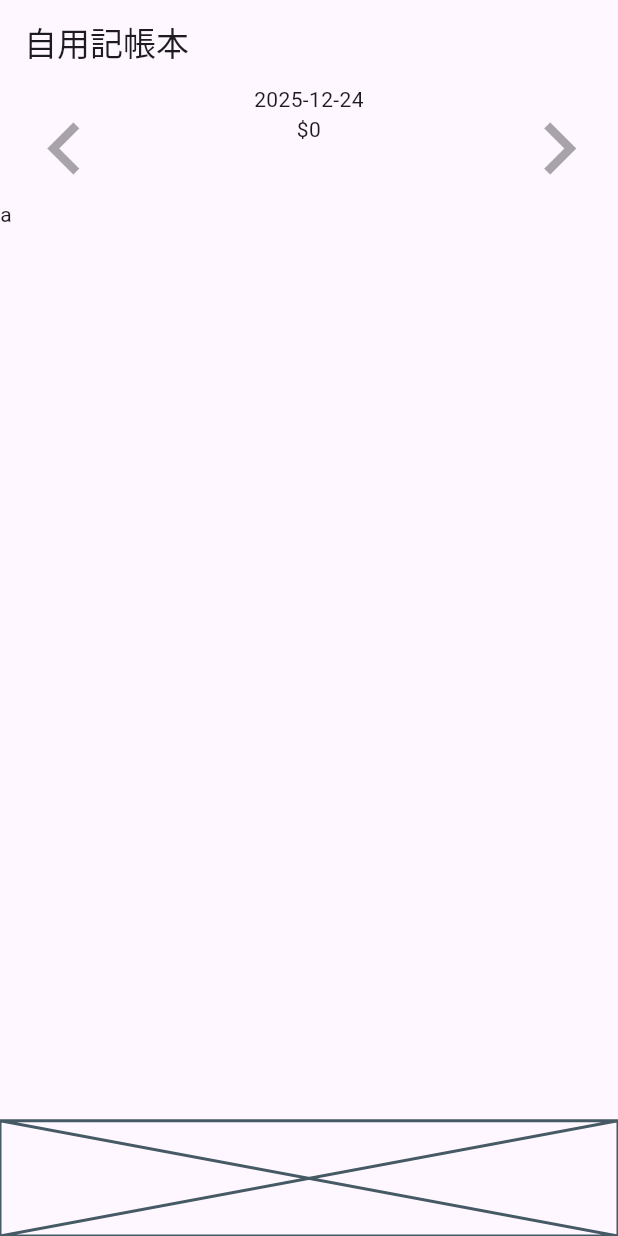
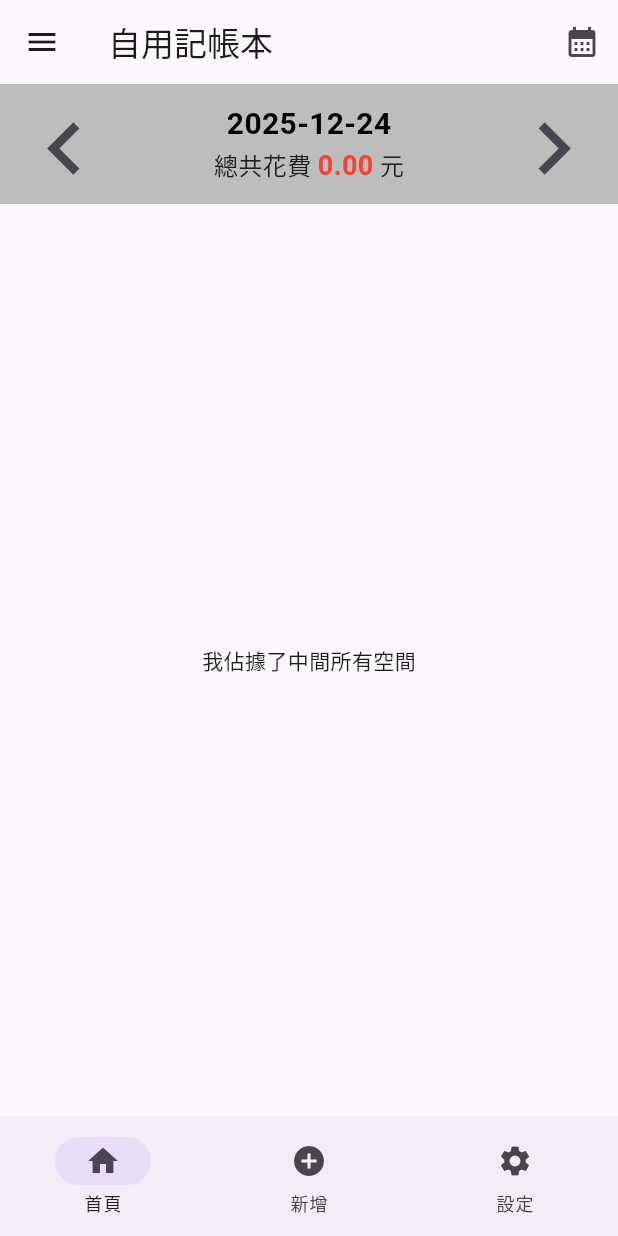
Before and after one commit to CH0817/money_book, a Flutter app: the screen it shows after launch, on a phone screen of 412 x 824 dp. Run offline on Flutter 3.47's test engine with Material 3 defaults, Android fonts, the light colour scheme and no system bars; our stand-ins replace decimal, device_preview.

Commit message:
調整 UI

```diff
--- a/lib/main.dart
+++ b/lib/main.dart
@@ -1,3 +1,5 @@
+import 'dart:developer';
+
 import 'package:decimal/decimal.dart';
 import 'package:device_preview/device_preview.dart';
 import 'package:flutter/material.dart';
@@ -14,8 +16,15 @@ void main() {
   );
 }
 
-class MyApp extends StatelessWidget {
+class MyApp extends StatefulWidget {
   const MyApp({super.key});
+
+  @override
+  State<MyApp> createState() => _MyAppState();
+}
+
+class _MyAppState extends State<MyApp> {
+  int _selectedIndex = 0;
 
   @override
   Widget build(BuildContext context) {
@@ -24,42 +33,128 @@ class MyApp extends StatelessWidget {
 
     return MaterialApp(
       home: Scaffold(
-        appBar: AppBar(title: const Text('自用記帳本')),
-        body: Column(
-          children: [
-            Expanded(
-              flex: 1,
-              child: Row(
-                children: [
-                  Expanded(
-                    flex: 1,
-                    child: IconButton(
-                      onPressed: null,
-                      icon: Icon(Icons.chevron_left, size: 70.0),
+        appBar: AppBar(
+          title: const Text('自用記帳本'),
+          actions: <Widget>[
+            IconButton(
+              icon: Icon(Icons.calendar_month),
+              tooltip: '開啟行事曆',
+              onPressed: () {
+                // FIXME 顯示月曆供選擇
+              },
             ),
+            // 如果需要更多按鈕，可以直接往後加，它們會自動對齊右側
+          ],
         ),
-                  Expanded(
-                    flex: 3,
-                    child: Column(
-                      children: [
-                        Text(formattedDate, textAlign: TextAlign.center),
-                        Text("\$$todayTotalCost", textAlign: TextAlign.center),
+        bottomNavigationBar: NavigationBar(
+          selectedIndex: _selectedIndex,
+          onDestinationSelected: (index) {
+            setState(() {
+              _selectedIndex = index;
+            });
+          },
+          destinations: [
+            // FIXME 增加事件
+            NavigationDestination(icon: Icon(Icons.home), label: '首頁'),
+            NavigationDestination(
+              icon: Icon(Icons.add_circle_outlined),
+              label: '新增',
+            ),
+            NavigationDestination(icon: Icon(Icons.settings), label: '設定'),
+          ],
+        ),
+        drawer: Drawer(
+          child: ListView(
+            padding: EdgeInsets.zero,
+            children: <Widget>[
+              DrawerHeader(
+                decoration: BoxDecoration(color: Colors.blue),
+                // FIXME 改文字
+                child: Text('選單標頭', style: TextStyle(color: Colors.white)),
+              ),
+              // FIXME 調整選單內容
+              ListTile(
+                leading: Icon(Icons.home),
+                title: Text('首頁'),
+                onTap: () => {},
+              ),
+              ListTile(
+                leading: Icon(Icons.settings),
+                title: Text('設定'),
+                onTap: () {},
+              ),
             ],
           ),
         ),
+        body: SafeArea(
+          child: SizedBox(
+            width: double.infinity, // 強制寬度填滿螢幕
+            height: double.infinity, // 強制高度填滿螢幕
+            child: Column(
+              children: [
+                Container(
+                  height: 80,
+                  color: Colors.grey[400],
+                  child: Row(
+                    children: [
+                      IconButton(
+                        onPressed: () => {},
+                        icon: Icon(Icons.chevron_left, size: 70.0),
+                      ),
                       Expanded(
-                    flex: 1,
-                    child: IconButton(
-                      onPressed: null,
-                      icon: Icon(Icons.chevron_right, size: 70.0),
+                        child: GestureDetector(
+                          onTap: () => {
+                            // FIXME 點了返回當日
+                          },
+                          child: Column(
+                            mainAxisAlignment: MainAxisAlignment.center,
+                            children: [
+                              Text(
+                                formattedDate,
+                                style: TextStyle(
+                                  fontSize: 20,
+                                  fontWeight: FontWeight.bold,
+                                  color: Colors.black,
+                                ),
+                              ),
+                              Text.rich(
+                                TextSpan(
+                                  text: '總共花費 ',
+                                  style: TextStyle(fontSize: 16),
+                                  children: <TextSpan>[
+                                    // FIXME 當日收支
+                                    TextSpan(
+                                      text: todayTotalCost.toStringAsFixed(2),
+                                      style: TextStyle(
+                                        fontSize: 18,
+                                        fontWeight: FontWeight.bold,
+                                        color: Colors.red,
+                                      ),
+                                    ),
+                                    TextSpan(
+                                      text: ' 元',
+                                      style: TextStyle(fontSize: 16),
+                                    ),
+                                  ],
                                 ),
                               ),
                             ],
                           ),
                         ),
-            Expanded(flex: 8, child: ListView(children: [Text('a')])),
-            Expanded(flex: 1, child: Placeholder()),
+                      ),
+                      IconButton(
+                        onPressed: () => {},
+                        icon: Icon(Icons.chevron_right, size: 70.0),
+                      ),
                     ],
+                  ),
+                ),
+                // 如果想讓某個元件把剩下的空間推開，在這裡用 Expanded
+                // FIXME 收支清單
+                Expanded(child: Center(child: Text("我佔據了中間所有空間"))),
+              ],
+            ),
+          ),
         ),
       ),
     );
```
Lines whose indentation alone changed are shown as unchanged.
